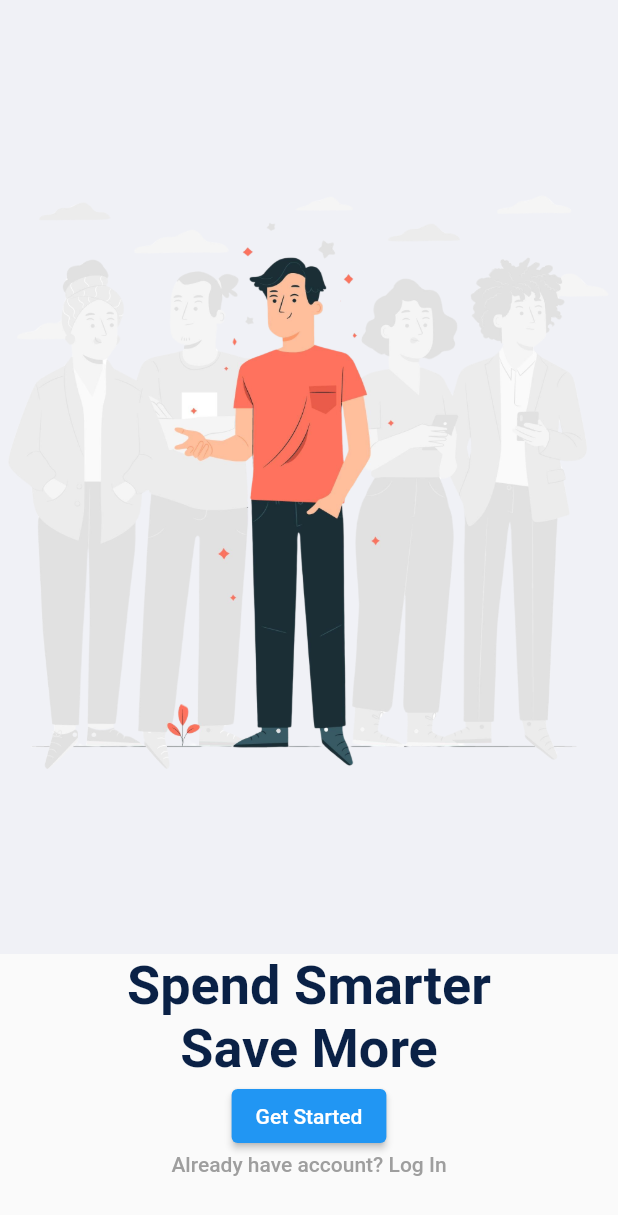
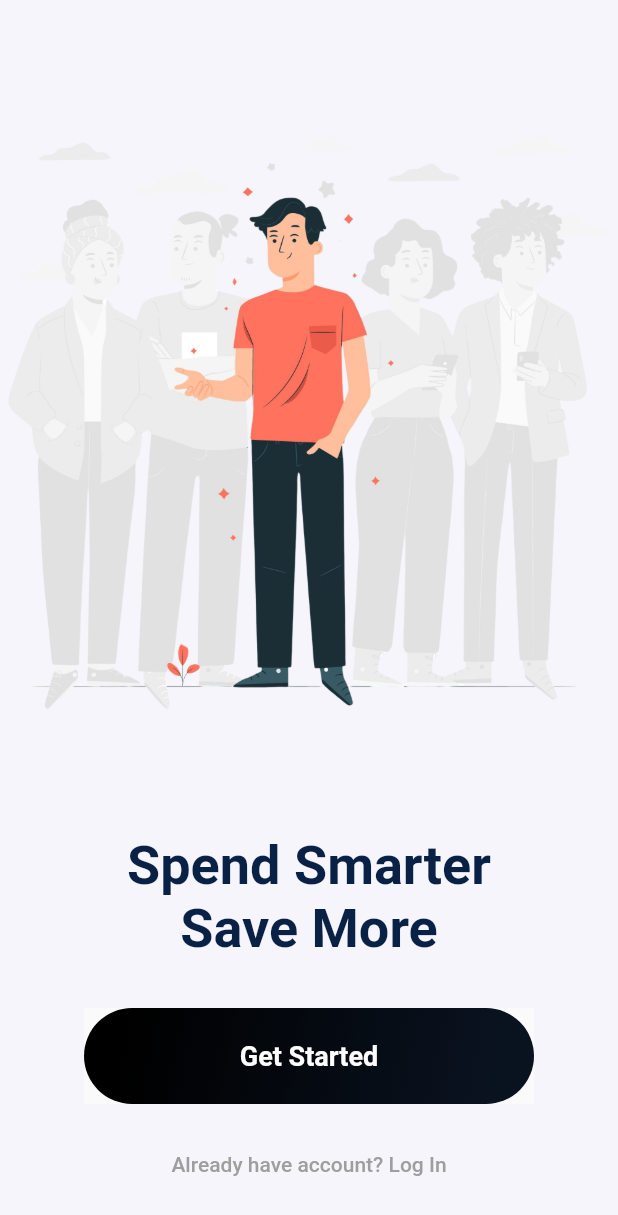
Before and after one commit to lucasmargui/flutter-project-mystocks, a Flutter app: the screen it shows after launch, on a phone screen of 412 x 824 dp. Shown: the top 1215 px of the screen. Run offline on Flutter 3.47's test engine with Material 2 defaults, Android fonts, the phone set to English and light mode, and no system bars.

Commit message:
Estilização de onboardingPage com exportação de componente

```diff
--- a/lib/common/constants/app_colors.dart
+++ b/lib/common/constants/app_colors.dart
@@ -16,4 +16,8 @@ class AppColors {
     Color.fromARGB(246, 1, 10, 24),
     Color.fromARGB(255, 0, 0, 0)
   ];
+  static const List<Color> greyDarkGradient = [
+    Color.fromARGB(246, 207, 207, 207),
+    Color.fromARGB(246, 207, 207, 207)
+  ];
 }
--- a/lib/common/constants/app_text_style.dart
+++ b/lib/common/constants/app_text_style.dart
@@ -11,6 +11,9 @@ class AppTextStyles {
   static const TextStyle mediumText =
       TextStyle(fontSize: 36.0, fontWeight: FontWeight.w700);
 
+  static const TextStyle mediumText18 =
+      TextStyle(fontSize: 18.0, fontWeight: FontWeight.w600);
+
   static const TextStyle smallText =
       TextStyle(fontSize: 14.0, fontWeight: FontWeight.w500);
 }
--- /dev/null
+++ b/lib/common/widgets/primary_button.dart
@@ -0,0 +1,51 @@
+// ignore_for_file: unnecessary_null_comparison, prefer_const_constructors, prefer_const_literals_to_create_immutables
+import 'package:flutter/material.dart';
+
+import '../constants/app_colors.dart';
+import '../constants/app_text_style.dart';
+
+class PrimaryButton extends StatelessWidget {
+  // VoidCallback é a mesma coisa que uma void Function, ou seja uma função que não tem retorno e a exclamação no final significa que ela pode ser nula
+  // final VoidCallBack? = final void Function()? ;
+
+  final VoidCallback? onPressed;
+  final String text;
+  const PrimaryButton({Key? key, this.onPressed, required this.text})
+      : super(key: key);
+
+  @override
+  Widget build(BuildContext context) {
+    return Material(
+      child: Ink(
+        decoration: BoxDecoration(
+          borderRadius: BorderRadius.circular(38.0),
+        ),
+        child: InkWell(
+          borderRadius: BorderRadius.circular(38.0),
+          onTap: onPressed,
+          child: Container(
+            alignment: Alignment.center,
+            height: 64.0,
+            width: 300.0,
+            decoration: BoxDecoration(
+              borderRadius: BorderRadius.circular(38.0),
+              gradient: LinearGradient(
+                begin: Alignment.bottomRight,
+                end: Alignment.topLeft,
+                stops: [0.1, 0.9],
+                colors: onPressed != null
+                    ? AppColors.blueDarkGradient
+                    : AppColors.greyDarkGradient,
+              ),
+            ),
+            child: Text(
+              text,
+              style:
+                  AppTextStyles.mediumText18.copyWith(color: AppColors.white),
+            ),
+          ),
+        ),
+      ),
+    );
+  }
+}
--- a/lib/features/onboarding/onboarding_page.dart
+++ b/lib/features/onboarding/onboarding_page.dart
@@ -3,6 +3,8 @@
 import 'package:flutter/material.dart';
 import 'package:mystock_app/common/constants/app_colors.dart';
 import 'package:mystock_app/common/constants/app_text_style.dart';
+
+import '../../common/widgets/primary_button.dart';
 
 class OnboardingPage extends StatelessWidget {
   const OnboardingPage({Key? key}) : super(key: key);
@@ -10,24 +12,39 @@ class OnboardingPage extends StatelessWidget {
   @override
   Widget build(BuildContext context) {
     return Scaffold(
+        backgroundColor: AppColors.iceWhite,
         body: Align(
           child: Column(
             children: [
               Expanded(
                 flex: 2,
-              child: Container(
-                color: AppColors.iceWhite,
                 child: Image.asset('assets/images/man.png'),
-              )),
+              ),
               Text('Spend Smarter',
                   style: AppTextStyles.mediumText
                       .copyWith(color: AppColors.bluedarkOne)),
               Text('Save More',
                   style: AppTextStyles.mediumText
                       .copyWith(color: AppColors.bluedarkOne)),
-          ElevatedButton(onPressed: () {}, child: Text('Get Started')),
+              SizedBox(
+                height: 16,
+              ),
+              Padding(
+                padding: const EdgeInsets.symmetric(
+                  horizontal: 32.0,
+                  vertical: 16,
+                ),
+                child: PrimaryButton(
+                  text: 'Get Started',
+                  onPressed: () {},
+                ),
+              ),
+              SizedBox(
+                height: 16,
+              ),
               Text('Already have account? Log In',
-              style: AppTextStyles.smallText.copyWith(color: AppColors.grey)),
+                  style:
+                      AppTextStyles.smallText.copyWith(color: AppColors.grey)),
               SizedBox(
                 height: 40,
               )
```
Lines whose indentation alone changed are shown as unchanged.
